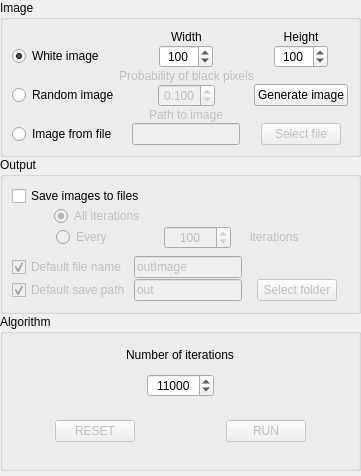
mcxenonik/Python_LangtonsAnt, file Application/UiMainWindow.ui: the form before one commit.
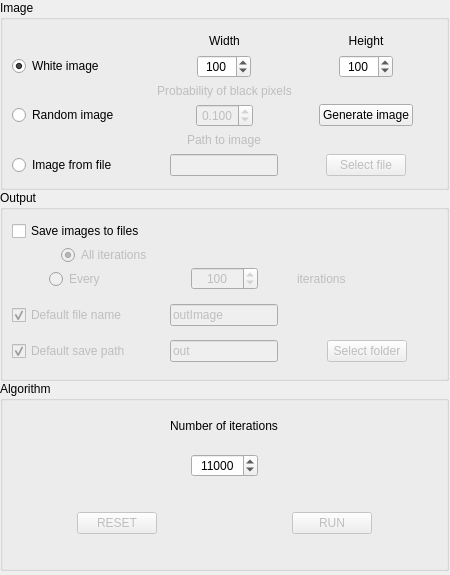
The form after the commit. Icons and pictures are not drawn.

The edit to the form file:
```diff
--- a/Application/UiMainWindow.ui
+++ b/Application/UiMainWindow.ui
@@ -6,8 +6,8 @@
    <rect>
     <x>0</x>
     <y>0</y>
-    <width>361</width>
-    <height>476</height>
+    <width>450</width>
+    <height>575</height>
    </rect>
   </property>
   <property name="sizePolicy">
@@ -18,14 +18,14 @@
   </property>
   <property name="minimumSize">
    <size>
-    <width>361</width>
-    <height>476</height>
+    <width>450</width>
+    <height>575</height>
    </size>
   </property>
   <property name="maximumSize">
    <size>
-    <width>361</width>
-    <height>476</height>
+    <width>450</width>
+    <height>575</height>
    </size>
   </property>
   <property name="windowTitle">
@@ -41,8 +41,8 @@
      <rect>
       <x>0</x>
       <y>0</y>
-      <width>361</width>
-      <height>471</height>
+      <width>449</width>
+      <height>571</height>
      </rect>
     </property>
     <layout class="QVBoxLayout" name="verticalLayout">
@@ -420,7 +420,7 @@
              <bool>false</bool>
             </property>
             <property name="text">
-             <string>Every          </string>
+             <string>Every              </string>
             </property>
            </widget>
           </item>
```
